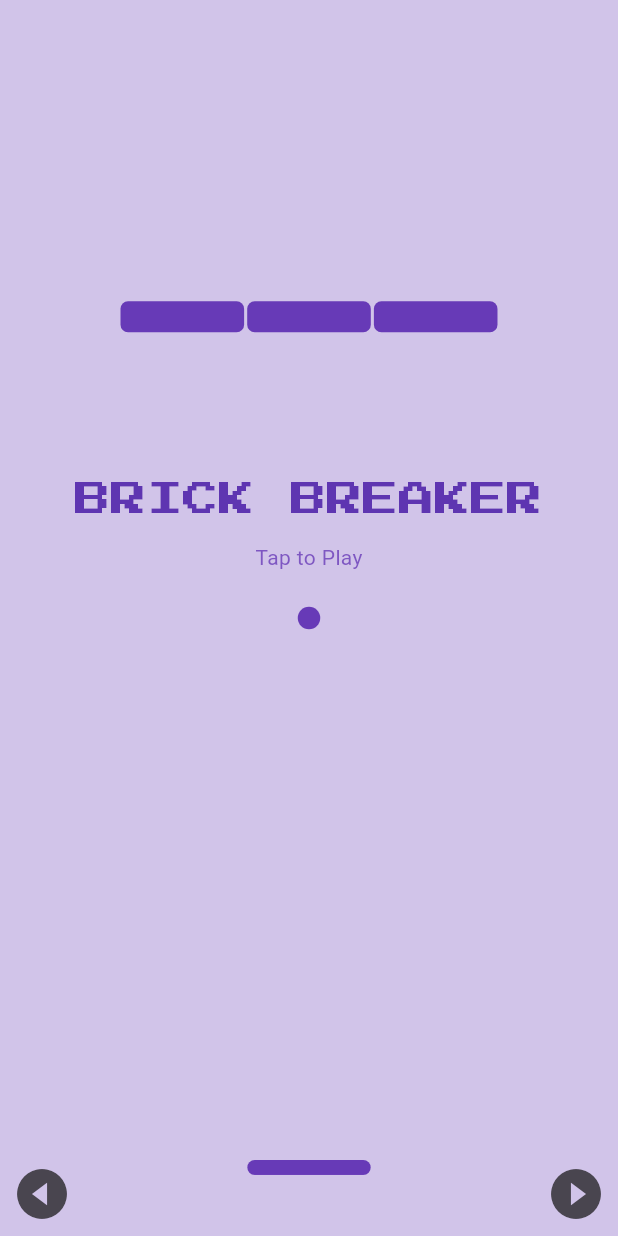
After one commit to DiljithAK/brick_breacker_with_provider, a Flutter app: the screen it shows after launch, on a phone screen of 412 x 824 dp. The commit adds this screen. Run offline on Flutter 3.47's test engine with Material 3 defaults, Android fonts, the phone set to English and light mode, and no system bars; drawn by our look-alikes of avatar_glow; our stand-ins replace google_fonts.

Commit message:
Reusable widget

```diff
--- a/lib/ui/home/home_screen.dart
+++ b/lib/ui/home/home_screen.dart
@@ -1,13 +1,12 @@
 import 'package:brick_breacker_with_provider/core/providers/game_flow_provider.dart';
-import 'package:brick_breacker_with_provider/ui/home/cover_screen.dart';
+import 'package:brick_breacker_with_provider/ui/home/widget/cover_screen.dart';
 import 'package:brick_breacker_with_provider/ui/home/widget/ball.dart';
 import 'package:brick_breacker_with_provider/ui/home/widget/brick.dart';
+import 'package:brick_breacker_with_provider/ui/home/widget/game_buttons.dart';
 import 'package:brick_breacker_with_provider/ui/home/widget/game_over.dart';
 import 'package:brick_breacker_with_provider/ui/home/widget/player.dart';
 import 'package:flutter/material.dart';
 import 'package:provider/provider.dart';
-
-import 'dart:math' as math;
 
 class HomeScreen extends StatelessWidget {
   const HomeScreen({super.key});
@@ -22,13 +21,10 @@ class HomeScreen extends StatelessWidget {
           body: Center(
             child: Stack(
               children: [
-                CoverScreen(),
-                GameOver(
-                  isGameOver: value.isGameOver,
-                  playAgain: value.restartGame,
-                ),
-                Ball(),
-                Player(),
+                const CoverScreen(),
+                const GameOver(),
+                const Ball(),
+                const Player(),
                 for (var brick in value.bricks)
                   Brick(
                     brickHeight: GameFlowProvider.brickHeight,
@@ -37,25 +33,7 @@ class HomeScreen extends StatelessWidget {
                     brickY: brick[1],
                     brickBroken: brick[2],
                   ),
-                Container(
-                alignment: const Alignment(0, 1),
-                child: Row(
-                  mainAxisAlignment: MainAxisAlignment.spaceBetween,
-                  children: [
-                    Transform.rotate(
-                      angle: 180 * math.pi / 180,
-                      child: IconButton(
-                        onPressed: () => value.moveLeft(),
-                        icon: const Icon(Icons.play_circle_filled, size: 40),
-                      ),
-                    ),
-                    IconButton(
-                      onPressed: () => value.moveRight(),
-                      icon: const Icon(Icons.play_circle_filled, size: 40),
-                    ),
-                  ],
-                ),
-              ),
+                const GameButtons(),
               ],
             ),
           ),
--- /dev/null
+++ b/lib/ui/home/widget/game_buttons.dart
@@ -0,0 +1,36 @@
+import 'package:brick_breacker_with_provider/core/providers/game_flow_provider.dart';
+import 'package:flutter/material.dart';
+import 'dart:math' as math;
+
+import 'package:provider/provider.dart';
+
+class GameButtons extends StatelessWidget {
+  const GameButtons({super.key});
+
+  @override
+  Widget build(BuildContext context) {
+    return Consumer<GameFlowProvider>(
+      builder: (context, value, state) {
+        return Container(
+          alignment: const Alignment(0, 1),
+          child: Row(
+            mainAxisAlignment: MainAxisAlignment.spaceBetween,
+            children: [
+              Transform.rotate(
+                angle: 180 * math.pi / 180,
+                child: IconButton(
+                  onPressed: () => value.moveLeft(),
+                  icon: const Icon(Icons.play_circle_filled, size: 40),
+                ),
+              ),
+              IconButton(
+                onPressed: () => value.moveRight(),
+                icon: const Icon(Icons.play_circle_filled, size: 40),
+              ),
+            ],
+          ),
+        );
+      },
+    );
+  }
+}
--- a/lib/ui/home/widget/game_over.dart
+++ b/lib/ui/home/widget/game_over.dart
@@ -1,14 +1,10 @@
+import 'package:brick_breacker_with_provider/core/providers/game_flow_provider.dart';
 import 'package:flutter/material.dart';
 import 'package:google_fonts/google_fonts.dart';
+import 'package:provider/provider.dart';
 
 class GameOver extends StatelessWidget {
-  final bool isGameOver;
-  final void Function() playAgain;
-  const GameOver({
-    super.key,
-    required this.isGameOver,
-    required this.playAgain,
-  });
+  const GameOver({super.key});
 
   static var gameFont = GoogleFonts.pressStart2p(
       textStyle: TextStyle(
@@ -16,7 +12,9 @@ class GameOver extends StatelessWidget {
 
   @override
   Widget build(BuildContext context) {
-    return isGameOver
+    return Consumer<GameFlowProvider>(
+      builder: (context, value, state) {
+        return value.isGameOver
             ? Stack(
                 children: [
                   Container(
@@ -29,7 +27,7 @@ class GameOver extends StatelessWidget {
                   Container(
                     alignment: const Alignment(0, 0),
                     child: GestureDetector(
-                  onTap: playAgain,
+                      onTap: value.restartGame,
                       child: ClipRRect(
                         borderRadius: BorderRadius.circular(12),
                         child: Container(
@@ -48,5 +46,7 @@ class GameOver extends StatelessWidget {
                 ],
               )
             : Container();
+      },
+    );
   }
 }
```
Also changed, not shown: lib/ui/home/widget/cover_screen.dart (renamed from lib/ui/home/cover_screen.dart). Lines whose indentation alone changed are shown as unchanged.
